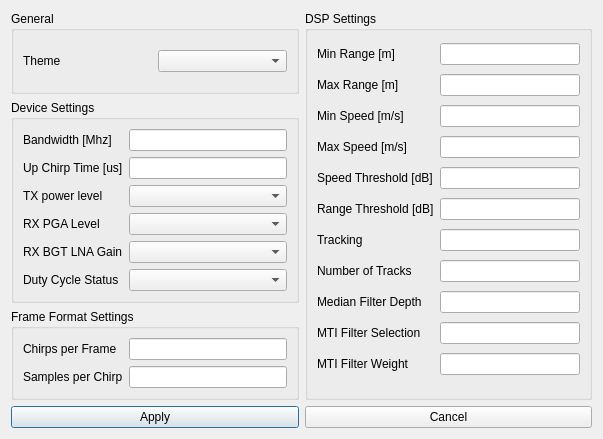
Qt form src/gui/settings/settings.ui (norbus161/P2G-Dashboard) before a commit.
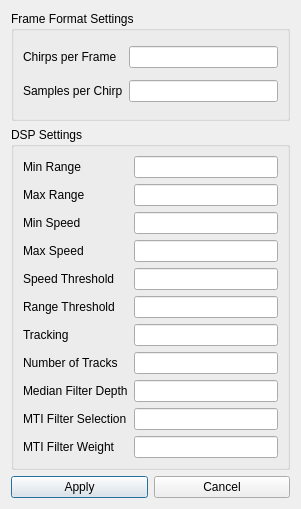
The same form after that commit. Icons and pictures are not drawn.

Commit message: removed theme setting from settins ui

```diff
--- a/src/gui/settings/settings.ui
+++ b/src/gui/settings/settings.ui
@@ -6,8 +6,8 @@
    <rect>
     <x>0</x>
     <y>0</y>
-    <width>603</width>
-    <height>439</height>
+    <width>301</width>
+    <height>509</height>
    </rect>
   </property>
   <property name="windowTitle">
@@ -17,103 +17,7 @@
    <iconset resource="../../../resources.qrc">
     <normaloff>:/resources/icons/settings.ico</normaloff>:/resources/icons/settings.ico</iconset>
   </property>
-  <layout class="QVBoxLayout" name="verticalLayout_3">
-   <item>
-    <layout class="QHBoxLayout" name="horizontalLayout_3">
-     <item>
       <layout class="QVBoxLayout" name="verticalLayout_2">
-       <item>
-        <widget class="QGroupBox" name="grp_general">
-         <property name="title">
-          <string>General</string>
-         </property>
-         <layout class="QVBoxLayout" name="verticalLayout">
-          <item>
-           <layout class="QHBoxLayout" name="horizontalLayout_2">
-            <item>
-             <widget class="QLabel" name="lbl_theme">
-              <property name="text">
-               <string>Theme</string>
-              </property>
-             </widget>
-            </item>
-            <item>
-             <widget class="QComboBox" name="combo_theme"/>
-            </item>
-           </layout>
-          </item>
-         </layout>
-        </widget>
-       </item>
-       <item>
-        <widget class="QGroupBox" name="grp_general_2">
-         <property name="title">
-          <string>Device Settings</string>
-         </property>
-         <layout class="QGridLayout" name="gridLayout">
-          <item row="0" column="0">
-           <widget class="QLabel" name="lbl_bandwidth">
-            <property name="text">
-             <string>Bandwidth [Mhz]</string>
-            </property>
-           </widget>
-          </item>
-          <item row="0" column="1">
-           <widget class="QLineEdit" name="txt_bandwidth"/>
-          </item>
-          <item row="1" column="0">
-           <widget class="QLabel" name="lbl_up_chirp_time">
-            <property name="text">
-             <string>Up Chirp Time [us]</string>
-            </property>
-           </widget>
-          </item>
-          <item row="1" column="1">
-           <widget class="QLineEdit" name="txt_up_chirp_time"/>
-          </item>
-          <item row="2" column="0">
-           <widget class="QLabel" name="lbl_tx_power_level">
-            <property name="text">
-             <string>TX power level</string>
-            </property>
-           </widget>
-          </item>
-          <item row="2" column="1">
-           <widget class="QComboBox" name="combo_tx_power_level"/>
-          </item>
-          <item row="3" column="0">
-           <widget class="QLabel" name="lbl_rx_pga_level">
-            <property name="text">
-             <string>RX PGA Level</string>
-            </property>
-           </widget>
-          </item>
-          <item row="3" column="1">
-           <widget class="QComboBox" name="combo_rx_pga_level"/>
-          </item>
-          <item row="4" column="0">
-           <widget class="QLabel" name="lbl_rx_bgt_lna_gain">
-            <property name="text">
-             <string>RX BGT LNA Gain</string>
-            </property>
-           </widget>
-          </item>
-          <item row="4" column="1">
-           <widget class="QComboBox" name="combo_rx_bgt_lna_gain"/>
-          </item>
-          <item row="5" column="0">
-           <widget class="QLabel" name="lbl_duty_cycle_status">
-            <property name="text">
-             <string>Duty Cycle Status</string>
-            </property>
-           </widget>
-          </item>
-          <item row="5" column="1">
-           <widget class="QComboBox" name="combo_duty_cycle_status"/>
-          </item>
-         </layout>
-        </widget>
-       </item>
        <item>
         <widget class="QGroupBox" name="group_frame_format_settings">
          <property name="title">
@@ -143,84 +47,12 @@
          </layout>
         </widget>
        </item>
-      </layout>
-     </item>
      <item>
       <widget class="QGroupBox" name="group_dsp_settings">
        <property name="title">
         <string>DSP Settings</string>
        </property>
        <layout class="QGridLayout" name="gridLayout_3">
-        <item row="0" column="0">
-         <widget class="QLabel" name="lbl_bandwidth_2">
-          <property name="text">
-           <string>Min Range [m]</string>
-          </property>
-         </widget>
-        </item>
-        <item row="0" column="1">
-         <widget class="QLineEdit" name="txt_min_range"/>
-        </item>
-        <item row="1" column="0">
-         <widget class="QLabel" name="lbl_up_chirp_time_2">
-          <property name="text">
-           <string>Max Range [m]</string>
-          </property>
-         </widget>
-        </item>
-        <item row="1" column="1">
-         <widget class="QLineEdit" name="txt_max_range"/>
-        </item>
-        <item row="2" column="0">
-         <widget class="QLabel" name="lbl_tx_power_level_2">
-          <property name="text">
-           <string>Min Speed [m/s]</string>
-          </property>
-         </widget>
-        </item>
-        <item row="2" column="1">
-         <widget class="QLineEdit" name="txt_min_speed"/>
-        </item>
-        <item row="3" column="0">
-         <widget class="QLabel" name="lbl_rx_pga_level_2">
-          <property name="text">
-           <string>Max Speed [m/s]</string>
-          </property>
-         </widget>
-        </item>
-        <item row="3" column="1">
-         <widget class="QLineEdit" name="txt_max_speed"/>
-        </item>
-        <item row="4" column="0">
-         <widget class="QLabel" name="lbl_rx_bgt_lna_gain_2">
-          <property name="text">
-           <string>Speed Threshold [dB]</string>
-          </property>
-         </widget>
-        </item>
-        <item row="4" column="1">
-         <widget class="QLineEdit" name="txt_speed_threshold"/>
-        </item>
-        <item row="5" column="0">
-         <widget class="QLabel" name="lbl_duty_cycle_status_2">
-          <property name="text">
-           <string>Range Threshold [dB]</string>
-          </property>
-         </widget>
-        </item>
-        <item row="5" column="1">
-         <widget class="QLineEdit" name="txt_range_threshold"/>
-        </item>
-        <item row="6" column="0">
-         <widget class="QLabel" name="lbl_up_chirp_time_4">
-          <property name="text">
-           <string>Tracking</string>
-          </property>
-         </widget>
-        </item>
-        <item row="6" column="1">
-         <widget class="QLineEdit" name="txt_tracking"/>
-        </item>
         <item row="7" column="0">
          <widget class="QLabel" name="lbl_tx_power_level_4">
           <property name="text">
@@ -228,9 +60,49 @@
           </property>
          </widget>
         </item>
+      <item row="6" column="1">
+       <widget class="QLineEdit" name="txt_tracking"/>
+      </item>
+      <item row="10" column="0">
+       <widget class="QLabel" name="lbl_mti_filter_weight">
+        <property name="text">
+         <string>MTI Filter Weight</string>
+        </property>
+       </widget>
+      </item>
+      <item row="5" column="1">
+       <widget class="QLineEdit" name="txt_range_threshold"/>
+      </item>
+      <item row="1" column="0">
+       <widget class="QLabel" name="lbl_max_range">
+        <property name="text">
+         <string>Max Range</string>
+        </property>
+       </widget>
+      </item>
         <item row="7" column="1">
          <widget class="QLineEdit" name="txt_number_of_track"/>
         </item>
+      <item row="9" column="1">
+       <widget class="QLineEdit" name="txt_mti_filter_selection"/>
+      </item>
+      <item row="10" column="1">
+       <widget class="QLineEdit" name="txt_mti_filter_weight"/>
+      </item>
+      <item row="3" column="0">
+       <widget class="QLabel" name="lbl_max_speed">
+        <property name="text">
+         <string>Max Speed</string>
+        </property>
+       </widget>
+      </item>
+      <item row="2" column="0">
+       <widget class="QLabel" name="lbl_min_speed">
+        <property name="text">
+         <string>Min Speed</string>
+        </property>
+       </widget>
+      </item>
         <item row="8" column="0">
          <widget class="QLabel" name="lbl_rx_pga_level_4">
           <property name="text">
@@ -238,9 +110,49 @@
           </property>
          </widget>
         </item>
+      <item row="4" column="1">
+       <widget class="QLineEdit" name="txt_speed_threshold"/>
+      </item>
+      <item row="5" column="0">
+       <widget class="QLabel" name="lbl_range_threshold">
+        <property name="text">
+         <string>Range Threshold</string>
+        </property>
+       </widget>
+      </item>
         <item row="8" column="1">
          <widget class="QLineEdit" name="txt_median_filter_depth"/>
         </item>
+      <item row="0" column="0">
+       <widget class="QLabel" name="lbl_min_range">
+        <property name="text">
+         <string>Min Range</string>
+        </property>
+       </widget>
+      </item>
+      <item row="4" column="0">
+       <widget class="QLabel" name="lbl_speed_threshold">
+        <property name="text">
+         <string>Speed Threshold</string>
+        </property>
+       </widget>
+      </item>
+      <item row="2" column="1">
+       <widget class="QLineEdit" name="txt_min_speed"/>
+      </item>
+      <item row="0" column="1">
+       <widget class="QLineEdit" name="txt_min_range"/>
+      </item>
+      <item row="6" column="0">
+       <widget class="QLabel" name="lbl_tracking">
+        <property name="text">
+         <string>Tracking</string>
+        </property>
+       </widget>
+      </item>
+      <item row="3" column="1">
+       <widget class="QLineEdit" name="txt_max_speed"/>
+      </item>
         <item row="9" column="0">
          <widget class="QLabel" name="lbl_rx_bgt_lna_gain_4">
           <property name="text">
@@ -248,23 +160,11 @@
           </property>
          </widget>
         </item>
-        <item row="9" column="1">
-         <widget class="QLineEdit" name="txt_mti_filter_selection"/>
-        </item>
-        <item row="10" column="0">
-         <widget class="QLabel" name="lbl_duty_cycle_status_4">
-          <property name="text">
-           <string>MTI Filter Weight</string>
-          </property>
-         </widget>
-        </item>
-        <item row="10" column="1">
-         <widget class="QLineEdit" name="txt_mti_filter_weight"/>
-        </item>
-       </layout>
-      </widget>
-     </item>
-    </layout>
+      <item row="1" column="1">
+       <widget class="QLineEdit" name="txt_max_range"/>
+      </item>
+     </layout>
+    </widget>
    </item>
    <item>
     <layout class="QHBoxLayout" name="horizontalLayout">
```
Left out of the diff: 6 changed lines with no effect on the pictures. Lines whose indentation alone changed are shown as unchanged. The commit also changes 1 other file.
